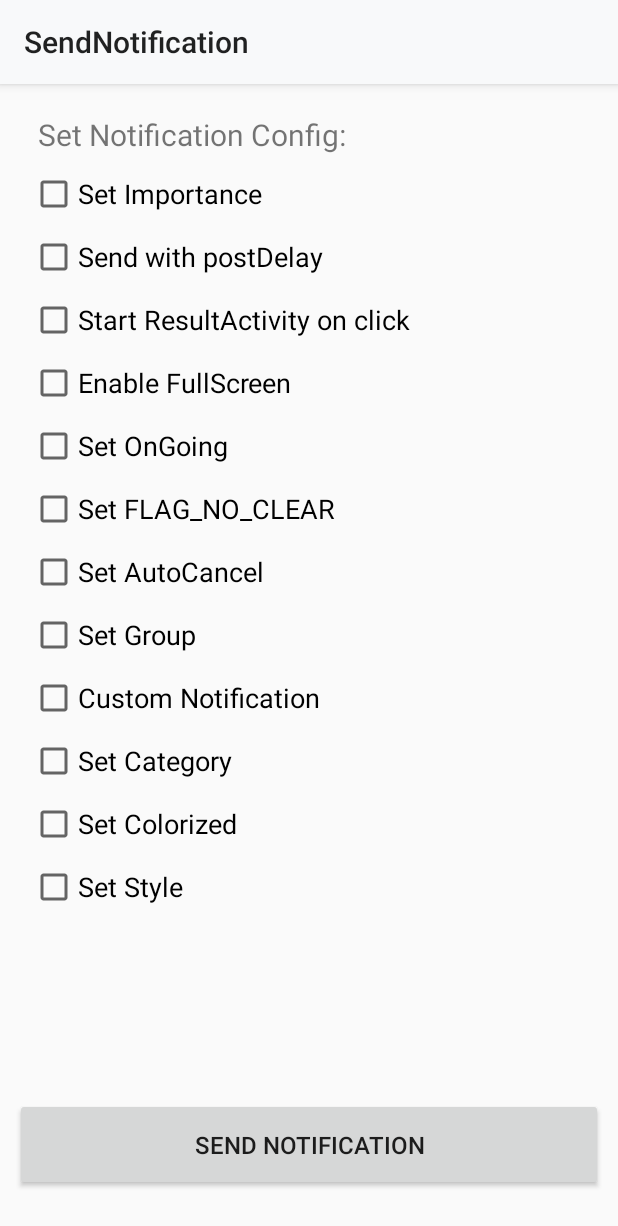
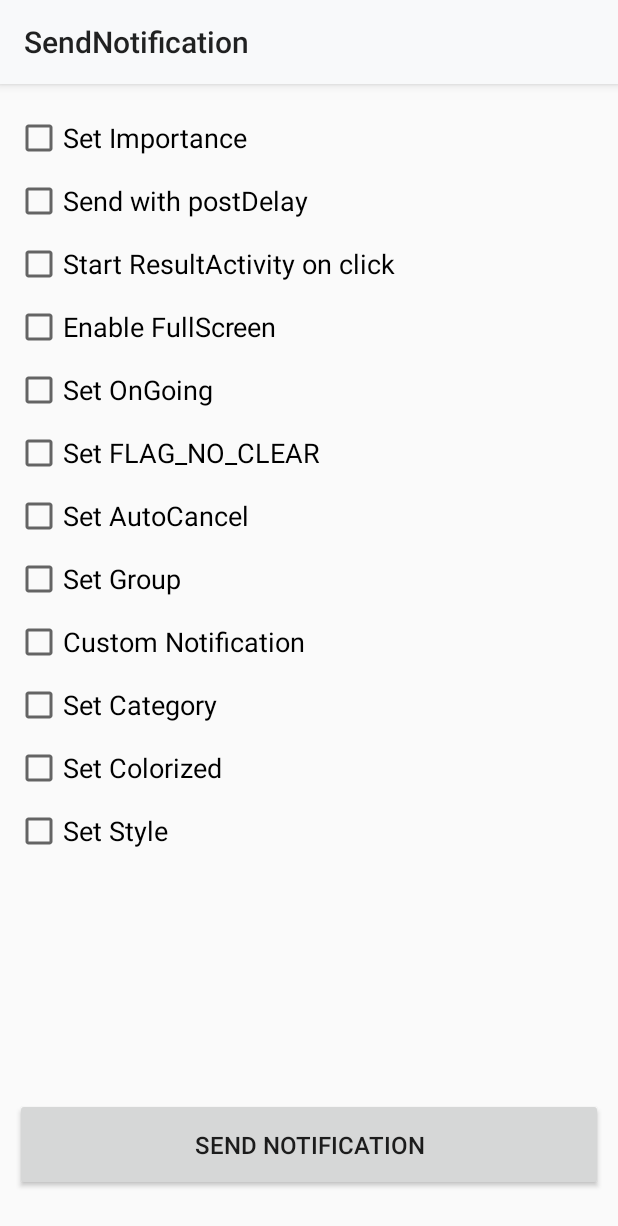
Before and after one commit to layonmartins/SendNotification, an Android app: the screen it shows after launch (MainActivity), on a phone screen of 412 x 824 dp. Shown: the top 1226 px of the screen. Run offline under Robolectric (Android 15) with nearby library versions, the phone set to English and light mode, and no system bars.

Commit message:
add an ScrollView to checkbox notification configs

```diff
--- a/app/build.gradle
+++ b/app/build.gradle
@@ -4,7 +4,7 @@ android {
     compileSdkVersion 29
     defaultConfig {
         applicationId "com.layon.android.sendnotification"
-        minSdkVersion 19
+        minSdkVersion 23
         targetSdkVersion 29
         versionCode 1
         versionName "1.0"
--- a/app/src/main/res/layout/activity_main.xml
+++ b/app/src/main/res/layout/activity_main.xml
@@ -7,23 +7,19 @@
     android:layout_margin="10dp"
     tools:context=".MainActivity">
 
+    <ScrollView
+        android:id="@+id/scrollview"
+        android:layout_width="match_parent"
+        android:layout_height="0dp"
+        app:layout_constraintStart_toStartOf="parent"
+        app:layout_constraintEnd_toEndOf="parent"
+        app:layout_constraintTop_toTopOf="parent"
+        app:layout_constraintBottom_toTopOf="@id/send_button">
 
-    <TextView
-        android:id="@+id/editText"
-        android:layout_width="wrap_content"
-        android:layout_height="wrap_content"
-        android:layout_marginStart="10dp"
-        android:layout_marginTop="10dp"
-        android:paddingStart="5dp"
-        android:ems="10"
-        android:textSize="20sp"
-
-        android:inputType="textPersonName"
-        android:text="Set Notification Config:"
-        app:layout_constraintEnd_toEndOf="parent"
-        app:layout_constraintHorizontal_bias="0.0"
-        app:layout_constraintStart_toStartOf="parent"
-        app:layout_constraintTop_toTopOf="parent" />
+        <androidx.constraintlayout.widget.ConstraintLayout
+            android:id="@+id/scrollConfigs"
+            android:layout_width="match_parent"
+            android:layout_height="match_parent">
 
     <CheckBox
         android:id="@+id/checkBox_importance"
@@ -33,8 +29,8 @@
         android:textSize="@dimen/config_text"
         android:text="Set Importance"
         android:onClick="onCheckBoxImportanceClicked"
-        app:layout_constraintStart_toStartOf="@+id/editText"
-        app:layout_constraintTop_toBottomOf="@+id/editText" />
+        app:layout_constraintStart_toStartOf="parent"
+        app:layout_constraintTop_toTopOf="parent" />
 
     <Spinner
         android:id="@+id/spinner_importance"
@@ -223,7 +219,12 @@
 
     </Spinner>
 
+        </androidx.constraintlayout.widget.ConstraintLayout>
+
+</ScrollView>
+
     <Button
+        android:id="@+id/send_button"
         android:layout_width="match_parent"
         android:layout_height="wrap_content"
         android:text="Send Notification"
--- /dev/null
+++ b/app/src/main/res/values-v21/styles.xml
@@ -0,0 +1,12 @@
+<?xml version="1.0" encoding="utf-8"?>
+<resources>
+
+    <style name="AppTheme" parent="Theme.AppCompat.Light">
+        <!-- Customize your theme here. -->
+        <item name="android:statusBarColor">@color/colorPrimaryDark</item>
+        <item name="android:windowLightStatusBar">true</item>
+        <item name="colorPrimary">@color/colorPrimary</item>
+        <item name="colorPrimaryDark">@color/colorPrimaryDark</item>
+        <item name="colorAccent">@color/colorAccent</item>
+    </style>
+</resources>
```
